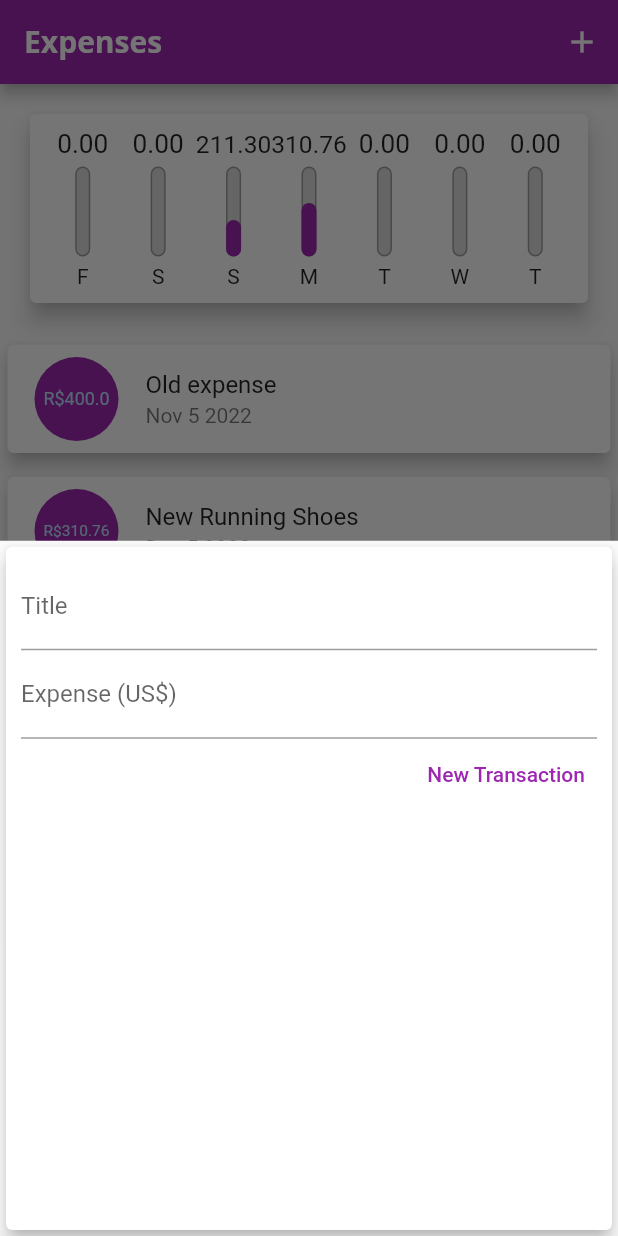
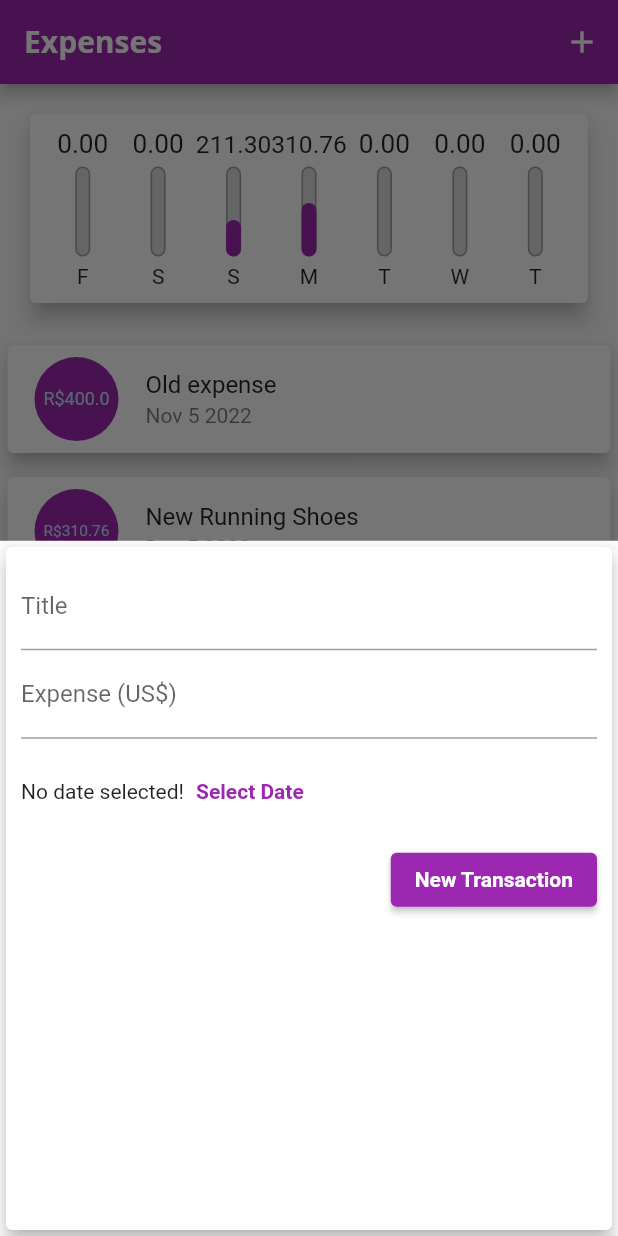
Before and after one commit to santclear/expenses, a Flutter app: the screen it shows after launch, after a tap on the "add" icon, on a phone screen of 412 x 824 dp. Run offline on Flutter 3.47's test engine with Material 2 defaults, Android fonts, the phone set to English and light mode, and no system bars.

Commit message:
38 - Transaction form with new elements.

```diff
--- a/lib/components/transaction_form.dart
+++ b/lib/components/transaction_form.dart
@@ -1,7 +1,6 @@
 import 'package:flutter/material.dart';
 
 class TransactionForm extends StatefulWidget {
-
   final void Function(String, double) onSubmit;
 
   const TransactionForm(this.onSubmit, {super.key});
@@ -16,13 +15,13 @@ class _TransactionFormState extends State<TransactionForm> {
   final valueController = TextEditingController();
 
   _submitForm() {
-      final title = titleController.text;
-      final value = double.tryParse(valueController.text) ?? 0.0;
+    final title = titleController.text;
+    final value = double.tryParse(valueController.text) ?? 0.0;
 
-      if(title.isEmpty || value <= 0) {
-        return;
-      }
-      widget.onSubmit(title, value);
+    if (title.isEmpty || value <= 0) {
+      return;
+    }
+    widget.onSubmit(title, value);
   }
 
   @override
@@ -42,20 +41,42 @@ class _TransactionFormState extends State<TransactionForm> {
             ),
             TextField(
               controller: valueController,
-              keyboardType: const TextInputType.numberWithOptions(decimal: true),
+              keyboardType:
+                  const TextInputType.numberWithOptions(decimal: true),
               onSubmitted: (_) => _submitForm(),
               decoration: const InputDecoration(
                 labelText: 'Expense (US\$)',
               ),
             ),
+            SizedBox(
+              height: 70,
+              child: Row(
+                children: <Widget>[
+                  const Text('No date selected!'),
+                  TextButton(
+                    onPressed: () {},
+                    child: Text(
+                      'Select Date',
+                      style: TextStyle(
+                        color: Theme.of(context).colorScheme.primary,
+                        fontWeight: FontWeight.bold,
+                      ),
+                    ),
+                  ),
+                ],
+              ),
+            ),
             Row(
               mainAxisAlignment: MainAxisAlignment.end,
               children: [
-                TextButton(
+                ElevatedButton(
                   onPressed: _submitForm,
-                  child: const Text(
+                  child: Text(
                     'New Transaction',
-                    style: TextStyle(color: Colors.purple),
+                    style: TextStyle(
+                      color: Theme.of(context).textTheme.button!.color,
+                      backgroundColor: Theme.of(context).colorScheme.primary,
+                    ),
                   ),
                 ),
               ],
--- a/lib/main.dart
+++ b/lib/main.dart
@@ -17,7 +17,6 @@ class ExpensesApp extends StatelessWidget {
     final ThemeData theme = ThemeData();
 
     return MaterialApp(
-
       home: const MyHomePage(),
       theme: theme.copyWith(
         colorScheme: theme.colorScheme.copyWith(
@@ -31,7 +30,10 @@ class ExpensesApp extends StatelessWidget {
               fontWeight: FontWeight.bold,
               color: Colors.black,
             ),
-        ),
+            button: const TextStyle(
+              color: Colors.white,
+              fontWeight: FontWeight.bold,
+            )),
         appBarTheme: const AppBarTheme(
           titleTextStyle: TextStyle(
             fontFamily: 'OpenSans',
```
Lines whose indentation alone changed are shown as unchanged.
